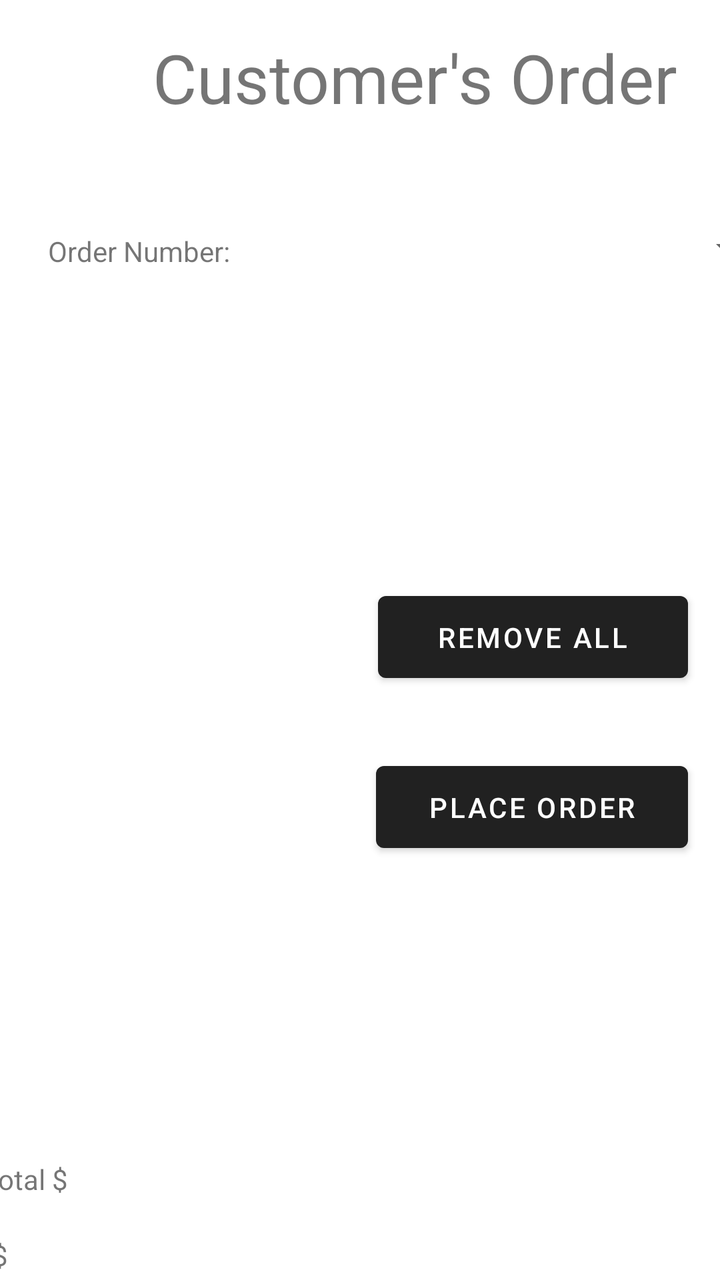
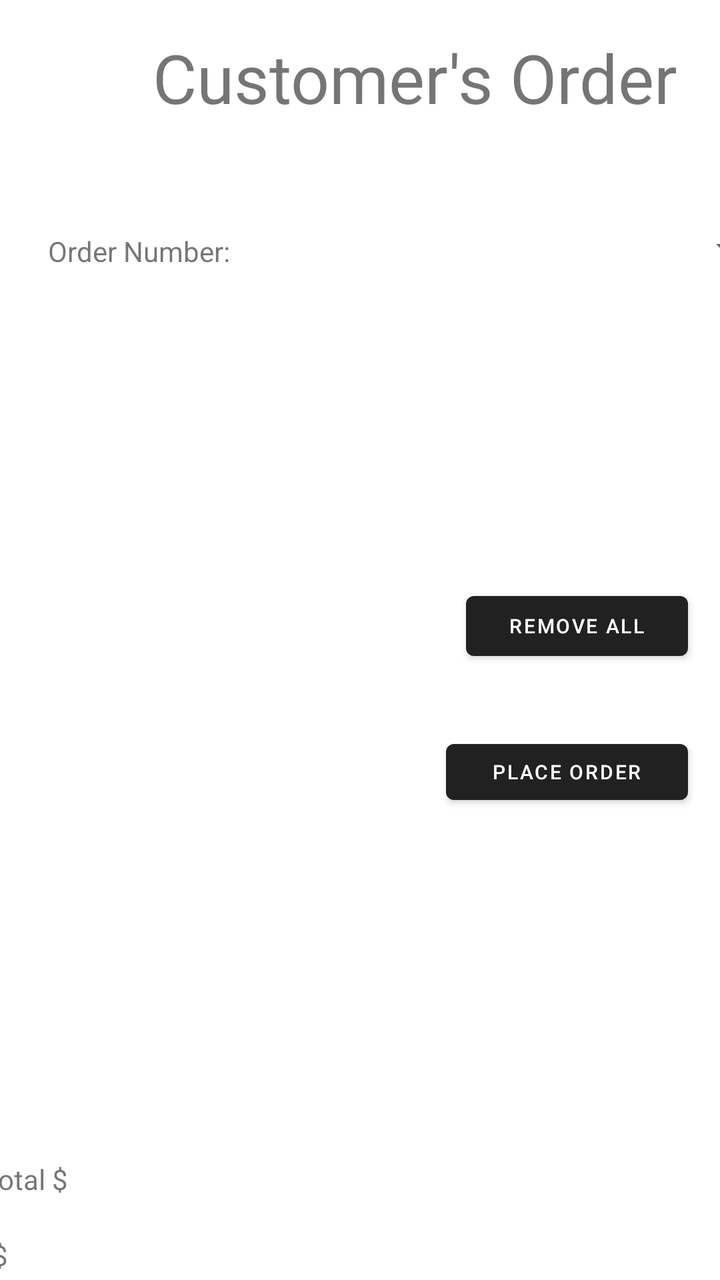

Before-and-after screenshots of an Android layout around one commit, followed by the original layout XML and the change that was made.
<!-- AndroidManifest.xml: application theme Theme.Project5 -->
<!-- res/layout/activity_place_order.xml -->
<?xml version="1.0" encoding="utf-8"?>
<androidx.constraintlayout.widget.ConstraintLayout xmlns:android="http://schemas.android.com/apk/res/android"
    xmlns:app="http://schemas.android.com/apk/res-auto"
    xmlns:tools="http://schemas.android.com/tools"
    android:layout_width="match_parent"
    android:layout_height="match_parent">

    <TextView
        android:id="@+id/textView"
        android:layout_width="383dp"
        android:layout_height="48dp"
        android:layout_marginStart="16dp"
        android:layout_marginTop="16dp"
        android:text="@string/title2"
        android:textAlignment="center"
        android:textSize="34sp"
        app:layout_constraintStart_toStartOf="parent"
        app:layout_constraintTop_toTopOf="parent" />

    <Spinner
        android:id="@+id/spinnerNums"
        android:layout_width="226dp"
        android:layout_height="48dp"
        android:layout_marginStart="24dp"
        android:layout_marginTop="36dp"
        android:autofillHints="ui"
        app:layout_constraintStart_toEndOf="@+id/ordernum"
        app:layout_constraintTop_toBottomOf="@+id/textView" />

    <TextView
        android:id="@+id/ordernum"
        android:layout_width="113dp"
        android:layout_height="17dp"
        android:layout_marginStart="24dp"
        android:layout_marginTop="52dp"
        android:text="@string/order_number"
        app:layout_constraintStart_toStartOf="parent"
        app:layout_constraintTop_toBottomOf="@+id/textView" />

    <androidx.recyclerview.widget.RecyclerView
        android:id="@+id/recyclerView"
        android:layout_width="186dp"
        android:layout_height="368dp"
        android:layout_marginStart="40dp"
        android:layout_marginTop="44dp"
        app:layout_constraintStart_toStartOf="parent"
        app:layout_constraintTop_toBottomOf="@+id/spinnerNums" />

    <Button
        android:id="@+id/removeAll"
        android:layout_width="155dp"
        android:layout_height="53dp"
        android:layout_marginTop="144dp"
        android:layout_marginEnd="16dp"
        android:text="@string/remove_all"
        app:layout_constraintEnd_toEndOf="parent"
        app:layout_constraintTop_toBottomOf="@+id/spinnerNums" />

    <Button
        android:id="@+id/placeOrder"
        android:layout_width="156dp"
        android:layout_height="53dp"
        android:layout_marginTop="32dp"
        android:layout_marginEnd="16dp"
        android:text="@string/place_order"
        app:layout_constraintEnd_toEndOf="parent"
        app:layout_constraintTop_toBottomOf="@+id/removeAll" />

    <LinearLayout
        android:layout_width="358dp"
        android:layout_height="128dp"
        android:layout_marginTop="20dp"
        android:layout_marginEnd="32dp"
        android:orientation="vertical"
        app:layout_constraintEnd_toEndOf="parent"
        app:layout_constraintTop_toBottomOf="@+id/recyclerView">

        <LinearLayout
            android:layout_width="225dp"
            android:layout_height="38dp"
            android:orientation="horizontal">

            <TextView
                android:id="@+id/textView11"
                android:layout_width="101dp"
                android:layout_height="wrap_content"
                android:text="Subtotal $" />

            <TextView
                android:id="@+id/subTotal"
                android:layout_width="wrap_content"
                android:layout_height="wrap_content"
                android:layout_weight="1" />
        </LinearLayout>

        <LinearLayout
            android:layout_width="224dp"
            android:layout_height="38dp"
            android:orientation="horizontal">

            <TextView
                android:layout_width="wrap_content"
                android:layout_height="wrap_content"
                android:layout_weight="1"
                android:text="@string/tax2" />

            <TextView
                android:id="@+id/tax"
                android:layout_width="wrap_content"
                android:layout_height="wrap_content"
                android:layout_weight="1" />
        </LinearLayout>

        <LinearLayout
            android:layout_width="225dp"
            android:layout_height="34dp"
            android:orientation="horizontal">

            <TextView
                android:id="@+id/textView15"
                android:layout_width="wrap_content"
                android:layout_height="wrap_content"
                android:layout_weight="1"
                android:text="@string/total2" />

            <TextView
                android:id="@+id/total"
                android:layout_width="wrap_content"
                android:layout_height="wrap_content"
                android:layout_weight="1" />
        </LinearLayout>

    </LinearLayout>

</androidx.constraintlayout.widget.ConstraintLayout>
<!-- resources referenced by this layout -->
<resources>
  <string name="order_number">Order Number:</string>
  <string name="place_order">Place order</string>
  <string name="remove_all">Remove All</string>
  <string name="tax2">Tax $</string>
  <string name="title2">Customer\'s Order</string>
  <string name="total2">Total $</string>
  <style name="Theme.Project5" parent="Base.Theme.Project5" />
  <style name="Base.Theme.Project5" parent="Theme.MaterialComponents.DayNight.DarkActionBar">
          
          
      </style>
</resources>

<!-- the commit's change to res/layout/activity_place_order.xml (unified diff, before → after) -->
@@ -2,6 +2,7 @@
 <androidx.constraintlayout.widget.ConstraintLayout xmlns:android="http://schemas.android.com/apk/res/android"
     xmlns:app="http://schemas.android.com/apk/res-auto"
     xmlns:tools="http://schemas.android.com/tools"
+    android:id="@+id/placeorder"
     android:layout_width="match_parent"
     android:layout_height="match_parent">
 
@@ -48,21 +49,23 @@
 
     <Button
         android:id="@+id/removeAll"
-        android:layout_width="155dp"
-        android:layout_height="53dp"
+        android:layout_width="111dp"
+        android:layout_height="42dp"
         android:layout_marginTop="144dp"
         android:layout_marginEnd="16dp"
         android:text="@string/remove_all"
+        android:textSize="10sp"
         app:layout_constraintEnd_toEndOf="parent"
         app:layout_constraintTop_toBottomOf="@+id/spinnerNums" />
 
     <Button
         android:id="@+id/placeOrder"
-        android:layout_width="156dp"
-        android:layout_height="53dp"
+        android:layout_width="121dp"
+        android:layout_height="40dp"
         android:layout_marginTop="32dp"
         android:layout_marginEnd="16dp"
         android:text="@string/place_order"
+        android:textSize="10sp"
         app:layout_constraintEnd_toEndOf="parent"
         app:layout_constraintTop_toBottomOf="@+id/removeAll" />
 
